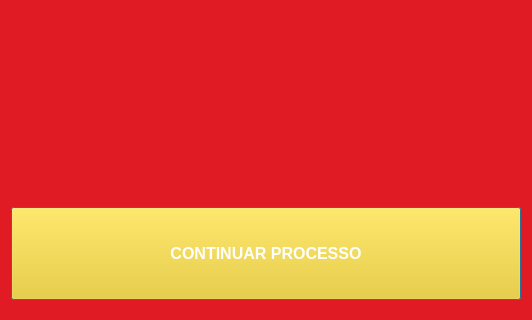
The window that src/IHM/src/view/limit_exceed_screen/limit_exceed_screen.ui (JoaoPedroMarimon/ins_test) describes before a commit, drawn with Qt 5; both pictures show x 0 to 532 and y 310 to 630 of the 532 by 630 pixel window.
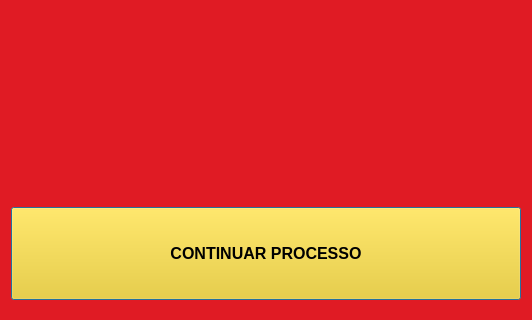
The same window after the commit. Icons and pictures are not drawn.

Commit message: feat: add new behavior when arduino doesnt receive the inspection response

What changed in the file:
```diff
--- a/src/IHM/src/view/limit_exceed_screen/limit_exceed_screen.ui
+++ b/src/IHM/src/view/limit_exceed_screen/limit_exceed_screen.ui
@@ -120,7 +120,7 @@
         </font>
        </property>
        <property name="styleSheet">
-        <string notr="true">background-color: #FFCC00; color: white;</string>
+        <string notr="true">background-color: #FFCC00; color: black;</string>
        </property>
        <property name="text">
         <string>CONTINUAR PROCESSO</string>
```
The commit also changes 1 other file.
